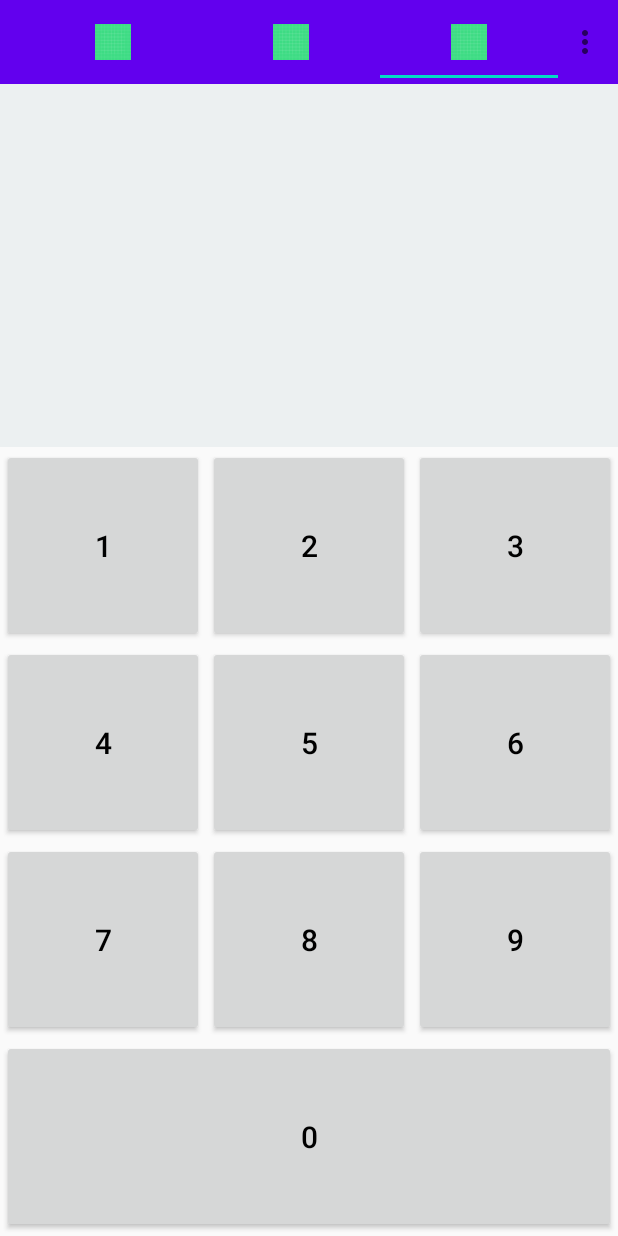
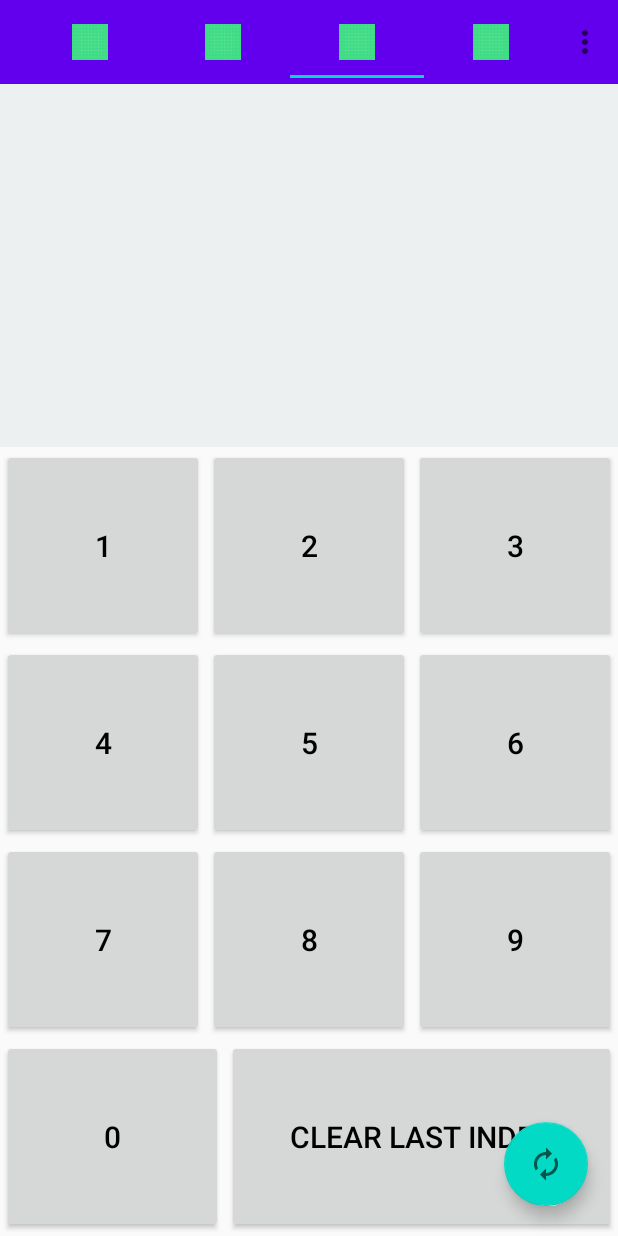
Before and after one commit to EmmanuelDav/Clock, an Android app: the screen it shows after launch (MainActivity), tab 3 chosen, on a phone screen of 412 x 824 dp. Run offline under Robolectric (Android 15) with nearby library versions, the phone set to English and light mode, and no system bars.

Commit message:
added Stopwatch fragment

```diff
--- /dev/null
+++ b/app/src/main/java/com/example/alarm/Fragments/StopWatchFragment.java
@@ -0,0 +1,131 @@
+package com.example.alarm.Fragments;
+
+import android.os.Bundle;
+
+import androidx.annotation.NonNull;
+import androidx.annotation.Nullable;
+import androidx.fragment.app.Fragment;
+
+import android.os.Handler;
+import android.view.LayoutInflater;
+import android.view.View;
+import android.view.ViewGroup;
+import android.widget.Button;
+import android.widget.TextView;
+
+import com.example.alarm.R;
+
+import java.util.HashMap;
+import java.util.Locale;
+
+
+public class StopWatchFragment extends Fragment implements View.OnClickListener {
+    private int second = 0;
+    private boolean running;
+    private boolean wasRunning;
+    Button start, stop, reset;
+
+    @Override
+    public View onCreateView(LayoutInflater inflater, ViewGroup container,
+                             Bundle savedInstanceState) {
+        // Inflate the layout for this fragment
+        return inflater.inflate(R.layout.fragment_stop_watch, container, false);
+    }
+
+    @Override
+    public void onViewCreated(@NonNull View view, @Nullable Bundle savedInstanceState) {
+        super.onViewCreated(view, savedInstanceState);
+        start = view.findViewById(R.id.start_button);
+        stop = view.findViewById(R.id.stop_button);
+        reset = view.findViewById(R.id.reset_button);
+        start.setOnClickListener(this);
+        stop.setOnClickListener(this);
+        reset.setOnClickListener(this);
+        if (savedInstanceState != null) {
+
+            /**
+             * get the previous sate of the stopwatch
+             * if the activity is destroyed and recreated
+             */
+            second = savedInstanceState.getInt("seconds");
+            running = savedInstanceState.getBoolean("running");
+            wasRunning = savedInstanceState.getBoolean("wasRunning");
+        }
+        runTimer();
+    }
+
+    /**
+     * Save the state of the stopwatch
+     * if the activity is destroyed
+     */
+
+    @Override
+    public void onSaveInstanceState(
+            Bundle savedInstanceState) {
+        savedInstanceState
+                .putInt("seconds", second);
+        savedInstanceState
+                .putBoolean("running", running);
+        savedInstanceState
+                .putBoolean("wasRunning", wasRunning);
+    }
+
+    /***
+     * if the activity is paused stop the stopwatch
+     */
+    @Override
+    public void onPause() {
+        super.onPause();
+        wasRunning = running;
+        running = false;
+    }
+
+    // If the activity is resumed,
+    // start the stopwatch
+    // again if it was running previously.
+    @Override
+    public void onResume() {
+        super.onResume();
+        if (wasRunning) {
+            running = true;
+        }
+    }
+
+
+    private void runTimer() {
+        final TextView displayTime = getActivity().findViewById(R.id.time_view);
+        final Handler handler = new Handler();
+        handler.post(new Runnable() {
+            @Override
+            public void run() {
+                int hours  = second / 3600;
+                int mins = (second % 3600) / 60;
+                int secs = second % 60;
+
+                String time =  String.format(Locale.getDefault(),"%d:%02d:%02d",hours,mins,secs);
+                displayTime.setText(time);
+
+                if(running){
+                    second ++;
+                }
+                handler.postDelayed(this,1000);
+            }
+        });
+    }
+
+    @Override
+    public void onClick(View v) {
+        switch (v.getId()) {
+            case R.id.start_button:
+                running = true;
+                break;
+            case R.id.stop_button:
+                running = false;
+                break;
+            case R.id.reset_button:
+                running = false;
+                second = 0;
+                break;
+        }
+    }
+}
--- a/app/src/main/java/com/example/alarm/Fragments/TimerFragment.java
+++ /dev/null
@@ -1,21 +0,0 @@
-package com.example.alarm.Fragments;
-
-import android.os.Bundle;
-import android.view.LayoutInflater;
-import android.view.View;
-import android.view.ViewGroup;
-
-import androidx.annotation.NonNull;
-import androidx.annotation.Nullable;
-import androidx.fragment.app.Fragment;
-
-import com.example.alarm.R;
-
-public class TimerFragment extends Fragment {
-    @Nullable
-    @Override
-    public View onCreateView(@NonNull LayoutInflater inflater, @Nullable ViewGroup container, @Nullable Bundle savedInstanceState) {
-        View view = inflater.inflate(R.layout.fragment_timer,container,false);
-        return view;
-    }
-}
--- a/app/src/main/java/com/example/alarm/MainActivity.kt
+++ b/app/src/main/java/com/example/alarm/MainActivity.kt
@@ -9,6 +9,7 @@ import androidx.viewpager.widget.ViewPager
 import com.example.alarm.Adapters.PagerAdapter
 import com.example.alarm.Fragments.AlarmFragment
 import com.example.alarm.Fragments.ClockFragment
+import com.example.alarm.Fragments.StopWatchFragment
 import com.example.alarm.Fragments.TimerFragment
 import com.google.android.material.tabs.TabLayout
 import kotlinx.android.synthetic.main.activity_main.*
@@ -27,12 +28,14 @@ class MainActivity : AppCompatActivity() {
         tabLayout.addTab(tabLayout.newTab().setIcon(R.drawable.ic_launcher_background))
         tabLayout.addTab(tabLayout.newTab().setIcon(R.drawable.ic_launcher_background))
         tabLayout.addTab(tabLayout.newTab().setIcon(R.drawable.ic_launcher_background))
+        tabLayout.addTab(tabLayout.newTab().setIcon(R.drawable.ic_launcher_background))
         //Add fragments
         val pagerAdapter =
             PagerAdapter(supportFragmentManager)
         pagerAdapter.addFragment(AlarmFragment())
         pagerAdapter.addFragment(ClockFragment())
         pagerAdapter.addFragment(TimerFragment())
+        pagerAdapter.addFragment(StopWatchFragment())
         //setting adapter
         viewPager.adapter = pagerAdapter
         viewPager.addOnPageChangeListener(TabLayout.TabLayoutOnPageChangeListener(tabLayout))
--- a/app/src/main/res/layout/fragment_timer.xml
+++ b/app/src/main/res/layout/fragment_timer.xml
@@ -6,11 +6,20 @@
     android:orientation="vertical"
     tools:context=".Fragments.TimerFragment">
 
+    <com.google.android.material.floatingactionbutton.FloatingActionButton
+        android:id="@+id/changeVisibility"
+        android:layout_width="wrap_content"
+        android:layout_height="wrap_content"
+        android:layout_alignParentRight="true"
+        android:layout_alignParentBottom="true"
+        android:layout_margin="20dp"
+        android:src="@drawable/ic_baseline_autorenew_24" />
 
     <androidx.appcompat.widget.LinearLayoutCompat
         android:layout_width="match_parent"
         android:layout_height="match_parent"
         android:orientation="vertical"
+        android:id="@+id/buttonsView"
         android:visibility="visible">
 
 
@@ -159,6 +168,16 @@
                 android:text="0"
                 android:textColor="@color/black"
                 android:textSize="20sp" />
+
+            <Button
+                android:id="@+id/backClear"
+                android:layout_width="wrap_content"
+                android:layout_height="match_parent"
+                android:layout_margin="1dp"
+                android:layout_weight="0.25"
+                android:text="clear last index"
+                android:textColor="@color/black"
+                android:textSize="20sp" />
         </LinearLayout>
 
 
@@ -167,8 +186,9 @@
     <RelativeLayout
         android:layout_width="match_parent"
         android:layout_height="wrap_content"
-        android:visibility="gone"
-        android:orientation="vertical">
+        android:id="@+id/setTimmerView"
+        android:orientation="vertical"
+        android:visibility="gone">
 
         <ProgressBar
             android:id="@+id/seekBar"
```
Also changed, not shown: app/src/main/java/com/example/alarm/Fragments/TimerFragment.kt (added, +77 -0 lines), app/src/main/res/layout/fragment_stop_watch.xml (added, +43 -0 lines).
